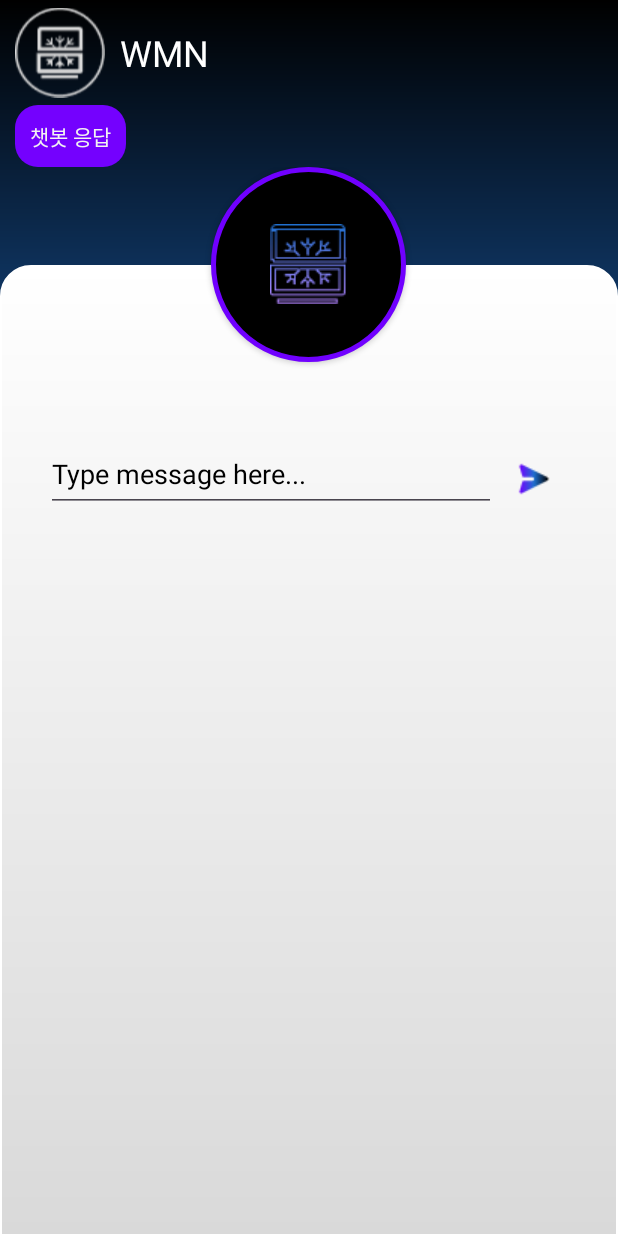
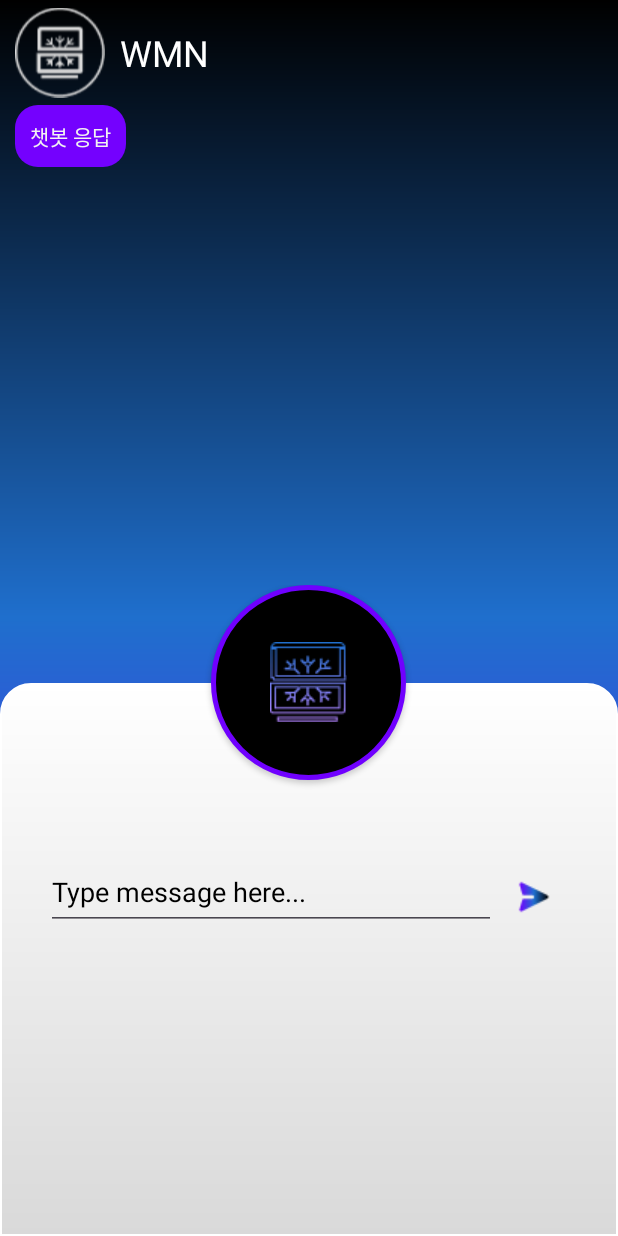
Before and after one commit to TeamDanSok/WMNClient-Android-, an Android app: the ChatActivity screen opened directly, with no data from a screen before it, on a phone screen of 412 x 824 dp. Run offline under Robolectric (Android 15) with nearby library versions, the light colour scheme and no system bars; 1 statement that could not run was skipped.

```diff
--- a/app/src/main/res/layout/activity_chat.xml
+++ b/app/src/main/res/layout/activity_chat.xml
@@ -31,7 +31,7 @@
         android:id="@+id/recycler_messages"
         android:layout_gravity="center"
         android:layout_width="match_parent"
-        android:layout_height="wrap_content" />
+        android:layout_height="320dp" />
 
     <FrameLayout
         android:layout_width="match_parent"
```
